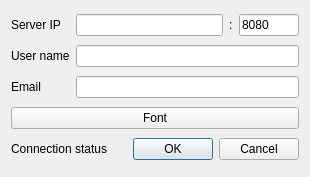
This is OptionsDlg.ui in congchenutd/FAQsBrowser as Qt 5 draws it before an edit. The edited form follows.
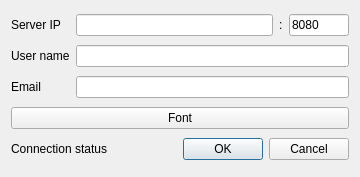
This is the edited form.

Diff of the .ui file:
```diff
--- a/OptionsDlg.ui
+++ b/OptionsDlg.ui
@@ -6,7 +6,7 @@
    <rect>
     <x>0</x>
     <y>0</y>
-    <width>310</width>
+    <width>360</width>
     <height>177</height>
    </rect>
   </property>
```
Left out of the diff: 8 changed lines with no effect on the pictures.
